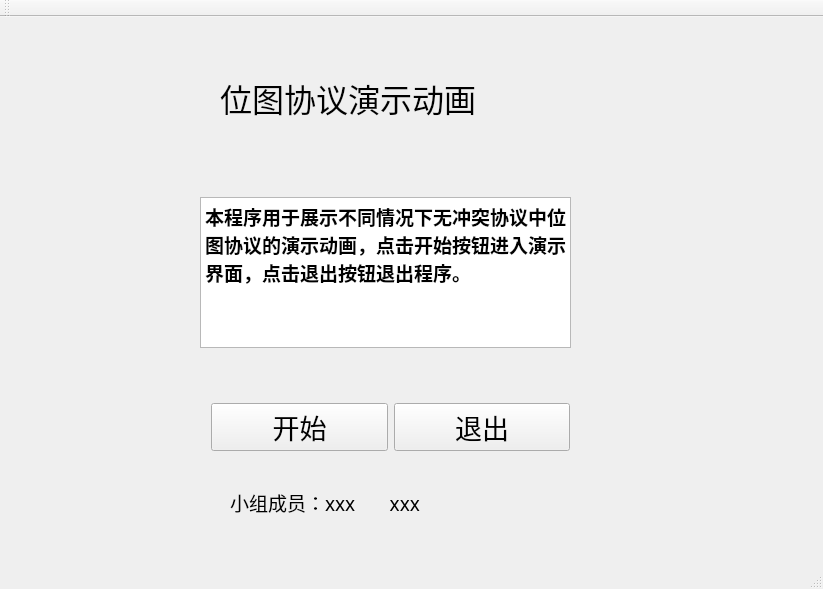
sys2001/BitMap, file mainwindow.ui: the form before one commit.
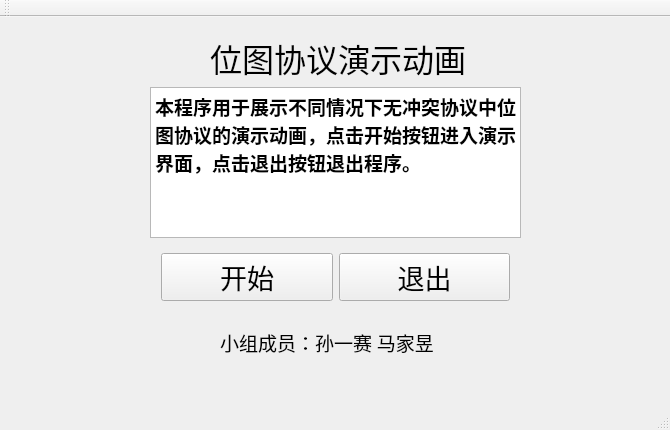
The form after the commit. Icons and pictures are not drawn.

What changed in the file:
```diff
--- a/mainwindow.ui
+++ b/mainwindow.ui
@@ -6,8 +6,8 @@
    <rect>
     <x>0</x>
     <y>0</y>
-    <width>823</width>
-    <height>589</height>
+    <width>670</width>
+    <height>430</height>
    </rect>
   </property>
   <property name="font">
@@ -26,8 +26,8 @@
    <widget class="QLabel" name="title">
     <property name="geometry">
      <rect>
-      <x>220</x>
-      <y>50</y>
+      <x>210</x>
+      <y>10</y>
       <width>341</width>
       <height>61</height>
      </rect>
@@ -51,9 +51,9 @@
    <widget class="QWidget" name="horizontalLayoutWidget">
     <property name="geometry">
      <rect>
-      <x>200</x>
-      <y>370</y>
-      <width>381</width>
+      <x>150</x>
+      <y>220</y>
+      <width>371</width>
       <height>81</height>
      </rect>
     </property>
@@ -95,8 +95,8 @@
    <widget class="QLabel" name="groupname">
     <property name="geometry">
      <rect>
-      <x>230</x>
-      <y>460</y>
+      <x>220</x>
+      <y>300</y>
       <width>301</width>
       <height>51</height>
      </rect>
@@ -111,14 +111,14 @@
      <string>&lt;html&gt;&lt;head/&gt;&lt;body&gt;&lt;p&gt;组内成员&lt;/p&gt;&lt;/body&gt;&lt;/html&gt;</string>
     </property>
     <property name="text">
-     <string>小组成员：xxx       xxx</string>
+     <string>小组成员：孙一赛 马家昱</string>
     </property>
    </widget>
    <widget class="QTextBrowser" name="textBrowser">
     <property name="geometry">
      <rect>
-      <x>200</x>
-      <y>180</y>
+      <x>150</x>
+      <y>70</y>
       <width>371</width>
       <height>151</height>
      </rect>
@@ -136,7 +136,7 @@
      <string>&lt;!DOCTYPE HTML PUBLIC &quot;-//W3C//DTD HTML 4.0//EN&quot; &quot;http://www.w3.org/TR/REC-html40/strict.dtd&quot;&gt;
 &lt;html&gt;&lt;head&gt;&lt;meta name=&quot;qrichtext&quot; content=&quot;1&quot; /&gt;&lt;style type=&quot;text/css&quot;&gt;
 p, li { white-space: pre-wrap; }
-&lt;/style&gt;&lt;/head&gt;&lt;body style=&quot; font-family:'宋体'; font-size:20pt; font-weight:400; font-style:normal;&quot;&gt;
+&lt;/style&gt;&lt;/head&gt;&lt;body style=&quot; font-family:'宋体','宋体'; font-size:20pt; font-weight:400; font-style:normal;&quot;&gt;
 &lt;p style=&quot; margin-top:0px; margin-bottom:0px; margin-left:0px; margin-right:0px; -qt-block-indent:0; text-indent:0px;&quot;&gt;&lt;span style=&quot; font-family:'SimSun'; font-size:14pt; font-weight:600;&quot;&gt;本程序用于展示不同情况下无冲突协议中位图协议的演示动画，点击开始按钮进入演示界面，点击退出按钮退出程序。&lt;/span&gt;&lt;/p&gt;&lt;/body&gt;&lt;/html&gt;</string>
     </property>
    </widget>
```
Left out of the diff: 2 changed lines with no effect on the pictures.
